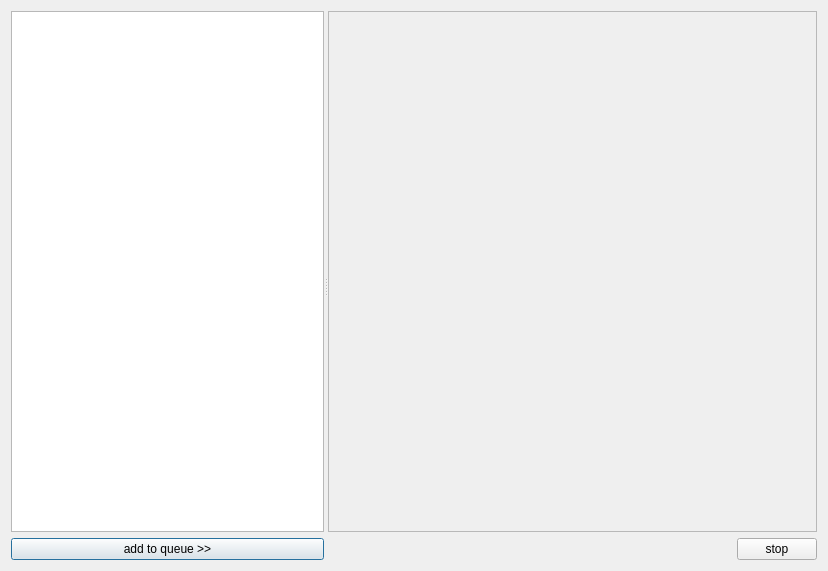
First picture: the form in src/core/downloaderdialog.ui, repository 0xzer0x/quran-companion, before the edit.
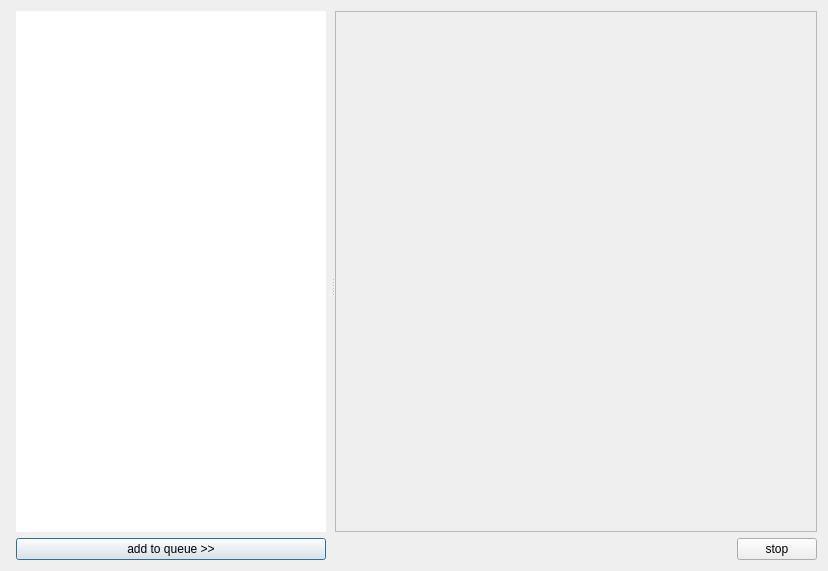
Second picture: the form after the edit.

Patch:
```diff
--- a/src/core/downloaderdialog.ui
+++ b/src/core/downloaderdialog.ui
@@ -27,6 +27,12 @@
      </property>
      <widget class="QWidget" name="layoutWidget">
       <layout class="QVBoxLayout" name="verticalLayout">
+       <property name="leftMargin">
+        <number>5</number>
+       </property>
+       <property name="rightMargin">
+        <number>5</number>
+       </property>
        <item>
         <widget class="QTreeView" name="treeView">
          <property name="sizePolicy">
@@ -41,6 +47,15 @@
            <height>0</height>
           </size>
          </property>
+         <property name="frameShape">
+          <enum>QFrame::NoFrame</enum>
+         </property>
+         <property name="frameShadow">
+          <enum>QFrame::Plain</enum>
+         </property>
+         <property name="lineWidth">
+          <number>0</number>
+         </property>
          <property name="editTriggers">
           <set>QAbstractItemView::NoEditTriggers</set>
          </property>
@@ -80,7 +95,7 @@
             <x>0</x>
             <y>0</y>
             <width>487</width>
-            <height>516</height>
+            <height>517</height>
            </rect>
           </property>
           <layout class="QVBoxLayout" name="verticalLayout_2">
```
